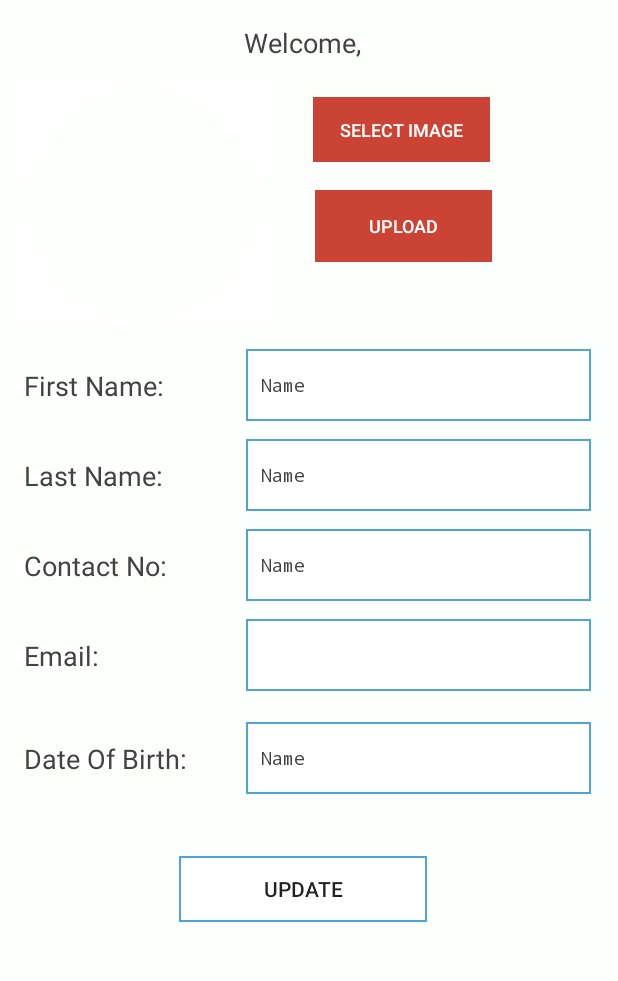
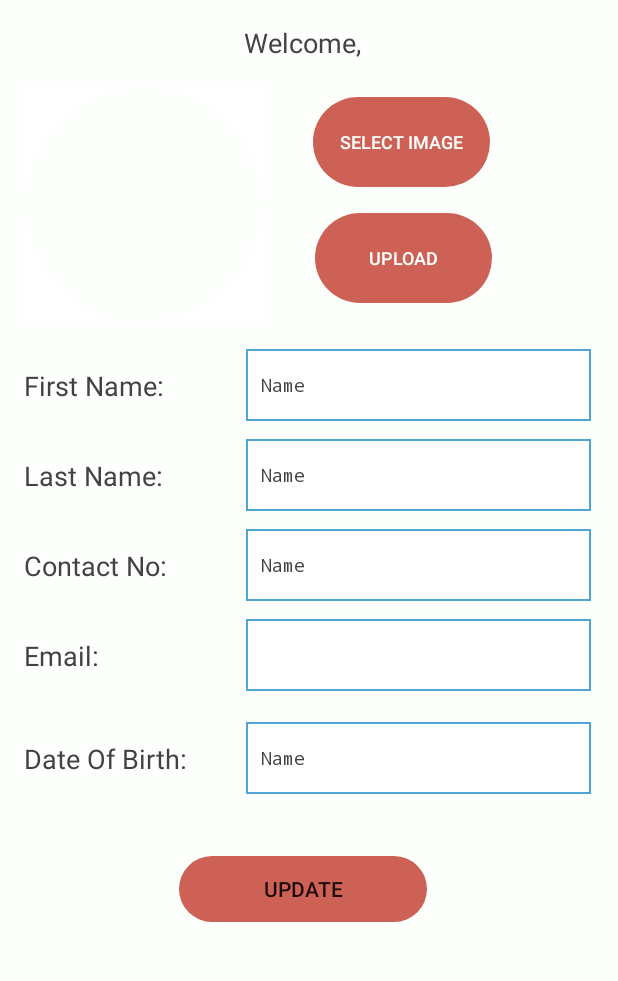
Before and after one commit to samirthaker2020/GamerApp1.0, an Android app: the fragment ProfileFragment shown on its own in the app's theme, on a phone screen of 412 x 824 dp, the part 84-1065 px from its top. Run offline under Robolectric (Android 15) with nearby library versions, the phone set to English and light mode, and no system bars; our stand-ins replace Volley; libraries missing offline, so code that uses them is left out: com.karumi.dexter; network calls fail; 2 statements that could not run were skipped.

Commit message:
fix: Ui changes 1.1

```diff
--- a/app/src/main/res/layout/fragment_profile.xml
+++ b/app/src/main/res/layout/fragment_profile.xml
@@ -105,7 +105,7 @@
         android:layout_width="165dp"
         android:layout_height="44dp"
         android:layout_marginTop="32dp"
-        android:background="@drawable/border"
+        android:background="@drawable/oval"
         android:checked="false"
         android:text="ToggleButton"
         android:textOff="UPDATE"
@@ -224,7 +224,7 @@
         android:layout_marginLeft="16dp"
         android:layout_marginTop="16dp"
         android:layout_marginEnd="16dp"
-        android:background="@color/colorPrimary"
+        android:background="@drawable/oval"
         android:enabled="false"
         android:padding="10dp"
         android:text="Upload"
@@ -240,11 +240,11 @@
     <Button
         android:id="@+id/btnuploadimage"
         android:layout_width="118dp"
-        android:layout_height="43dp"
+        android:layout_height="wrap_content"
         android:layout_marginLeft="16dp"
         android:layout_marginTop="24dp"
         android:layout_marginRight="16dp"
-        android:background="@color/colorPrimary"
+        android:background="@drawable/oval"
         android:padding="10dp"
         android:text="Select Image"
         android:textColor="@color/ic_appicon_background"
```
